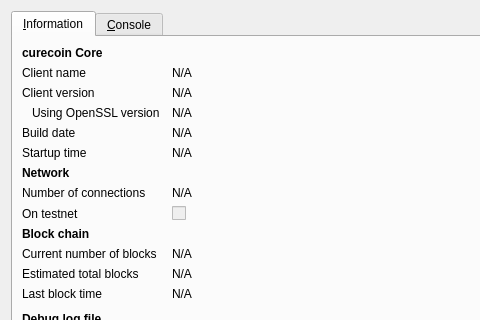
First picture: the form in src/qt/forms/rpcconsole.ui, repository cygnusxi/CurecoinSource, before the edit; both pictures show x 0 to 480 and y 0 to 320 of the 740 by 450 pixel window.
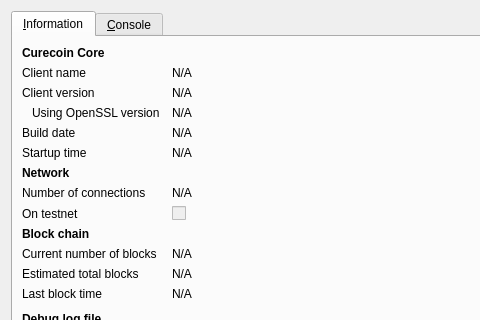
Second picture: the form after the edit. Icons and pictures are not drawn.

Commit message: Curecoin capitolized.

What changed in the file:
```diff
--- a/src/qt/forms/rpcconsole.ui
+++ b/src/qt/forms/rpcconsole.ui
@@ -36,7 +36,7 @@
           </font>
          </property>
          <property name="text">
-          <string>curecoin Core</string>
+          <string>Curecoin Core</string>
          </property>
         </widget>
        </item>
```
